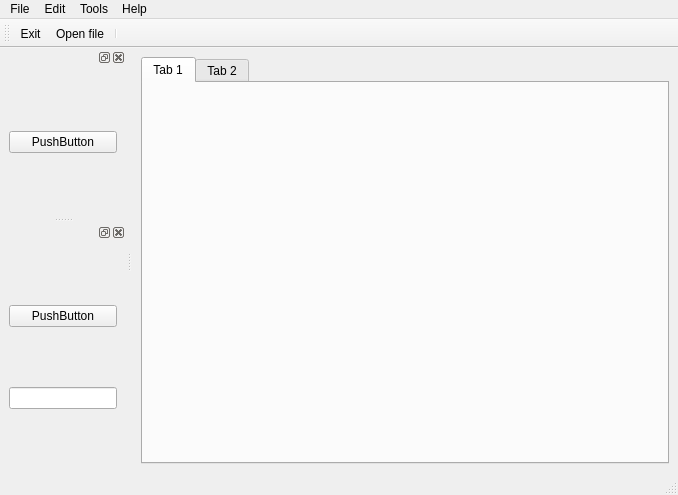
Qt form mainwin.ui (pgroning/best) before a commit.
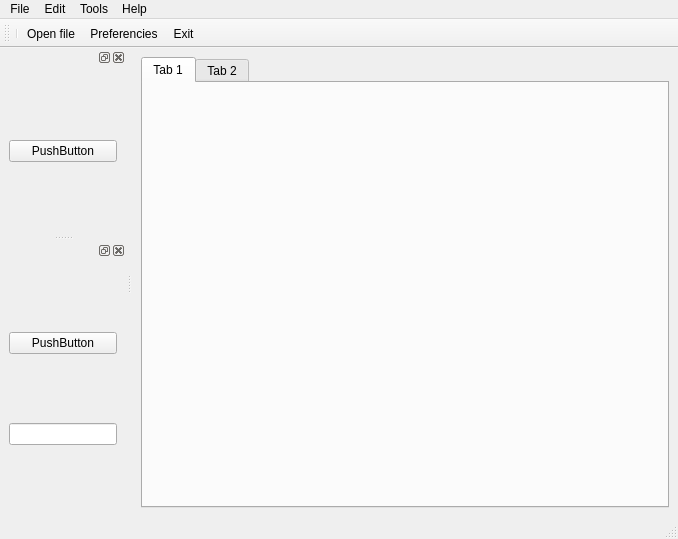
The same form after that commit. Icons and pictures are not drawn.

Patch:
```diff
--- a/mainwin.ui
+++ b/mainwin.ui
@@ -7,7 +7,7 @@
     <x>0</x>
     <y>0</y>
     <width>678</width>
-    <height>495</height>
+    <height>539</height>
    </rect>
   </property>
   <property name="windowTitle">
@@ -169,9 +169,10 @@
    <attribute name="toolBarBreak">
     <bool>false</bool>
    </attribute>
-   <addaction name="fileMenuExit"/>
-   <addaction name="fileMenuOpenFile"/>
    <addaction name="separator"/>
+   <addaction name="fileMenuOpenFile"/>
+   <addaction name="actionPreferencies"/>
+   <addaction name="fileMenuExit"/>
   </widget>
   <action name="fileMenuOpenFile">
    <property name="checkable">
```
Left out of the diff: 4 changed lines with no effect on the pictures.
